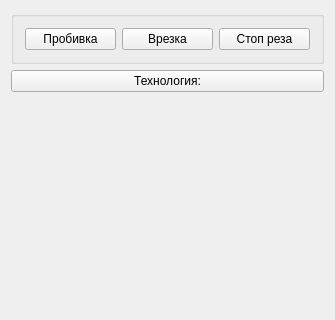
This is phx-cnc-ui-mainform/src/forms/CXOperTechnology.ui in superkulpa/phx-cnc-ui as Qt 5 draws it before an edit; both pictures show x 0 to 335 and y 0 to 320 of the 335 by 679 pixel window. The edited form follows.
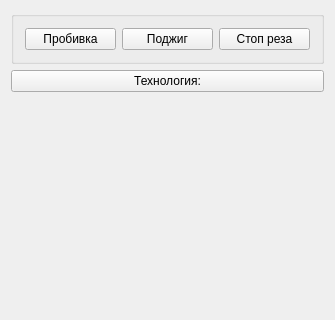
This is the edited form. Custom widgets are drawn as their Qt base class.

The edit to the form file:
```diff
--- a/phx-cnc-ui-mainform/src/forms/CXOperTechnology.ui
+++ b/phx-cnc-ui-mainform/src/forms/CXOperTechnology.ui
@@ -41,7 +41,7 @@
         <item>
          <widget class="CXTouchButton" name="mRBurnButton">
           <property name="text">
-           <string>Врезка</string>
+           <string>Поджиг</string>
           </property>
          </widget>
         </item>
```
